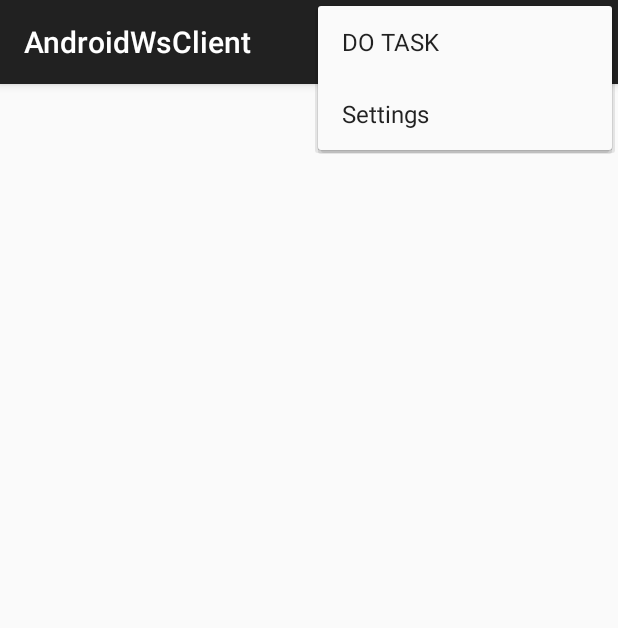
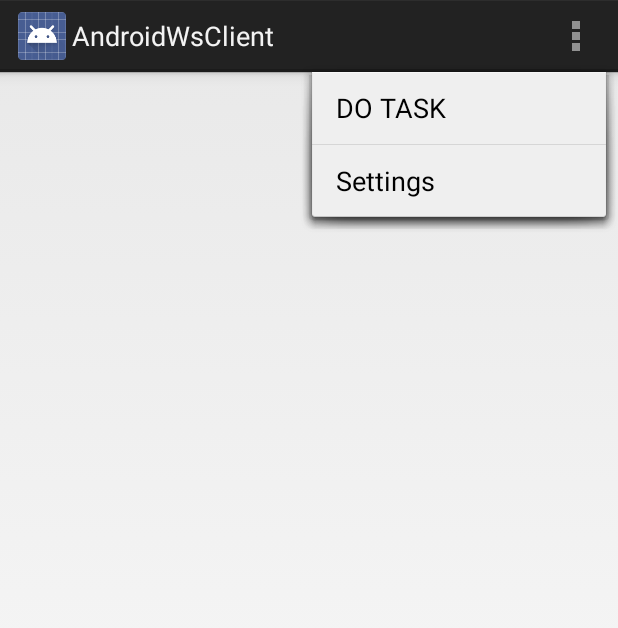
Before and after one commit to kivancaktas/AndroidWsClient, an Android app: the screen it shows after launch (MainActivity), with the options menu open, on a phone screen of 412 x 824 dp. Shown: the top 628 px of the screen. Run offline under Robolectric (Android 15) with nearby library versions, the phone set to English and light mode, and no system bars.

Commit message:
With ListView

```diff
--- a/app/build.gradle
+++ b/app/build.gradle
@@ -6,7 +6,7 @@ android {
 
     defaultConfig {
         applicationId "com.acron.kivanc.androidwsclient"
-        minSdkVersion 11
+        minSdkVersion 15
         targetSdkVersion 21
         versionCode 1
         versionName "1.0"
--- a/app/src/main/AndroidManifest.xml
+++ b/app/src/main/AndroidManifest.xml
@@ -2,7 +2,7 @@
 <manifest xmlns:android="http://schemas.android.com/apk/res/android"
     package="com.acron.kivanc.androidwsclient" >
     <uses-sdk
-        android:minSdkVersion="14"
+        android:minSdkVersion="15"
         android:targetSdkVersion="21" />
     <uses-permission android:name="android.permission.ACCESS_NETWORK_STATE" />
     <uses-permission android:name="android.permission.INTERNET" />
--- a/app/src/main/java/com/acron/kivanc/androidwsclient/MainActivity.java
+++ b/app/src/main/java/com/acron/kivanc/androidwsclient/MainActivity.java
@@ -1,12 +1,11 @@
 package com.acron.kivanc.androidwsclient;
 
+import android.app.ListActivity;
 import android.content.Context;
 import android.net.ConnectivityManager;
 import android.net.NetworkInfo;
 import android.os.AsyncTask;
 import android.os.Bundle;
-import android.support.v7.app.ActionBarActivity;
-import android.text.method.ScrollingMovementMethod;
 import android.view.Menu;
 import android.view.MenuItem;
 import android.view.View;
@@ -16,15 +15,15 @@ import android.widget.Toast;
 
 import com.acron.kivanc.androidwsclient.model.Contacts;
 import com.acron.kivanc.androidwsclient.parsers.ContactXMLParser;
+
 import java.util.ArrayList;
 import java.util.List;
 
-public class MainActivity extends ActionBarActivity {
+public class MainActivity extends ListActivity {
 
     TextView output;
     ProgressBar pb;
     List<MyTask> tasks;
-
     List<Contacts> contactsList;
 
     @Override
@@ -32,8 +31,8 @@ public class MainActivity extends ActionBarActivity {
         super.onCreate(savedInstanceState);
         setContentView(R.layout.activity_main);
         //Initilize the etxt view
-        output = (TextView) findViewById(R.id.textView);
-        output.setMovementMethod(new ScrollingMovementMethod());
+//        output = (TextView) findViewById(R.id.textView);
+//        output.setMovementMethod(new ScrollingMovementMethod());
 
         pb = (ProgressBar) findViewById(R.id.progressBar1);
         pb.setVisibility(View.INVISIBLE);
@@ -50,10 +49,11 @@ public class MainActivity extends ActionBarActivity {
 
     @Override
     public boolean onOptionsItemSelected(MenuItem item) {
-
+//http://saperpacd.acron.corp:8000/sap(bD10ciZjPTEwMA==)/bc/bsp/sap/zmt_mob_app02/iletisim_.xml
+// http://destek.acron.com.tr/sap(bD10ciZjPTEwMA==)/bc/bsp/sap/zmt_mob_app02/iletisim_.xml
         if(item.getItemId() == R.id.action_do_task) {
             if(isOnLine()){
-                requestData("http://saperpacd.acron.corp:8000/sap(bD10ciZjPTEwMA==)/bc/bsp/sap/zmt_mob_app02/iletisim_.xml");
+                requestData("http://destek.acron.com.tr/sap(bD10ciZjPTEwMA==)/bc/bsp/sap/zmt_mob_app02/iletisim_.xml");
             }else{
                 Toast.makeText(this, "Network isn't avaliable", Toast.LENGTH_LONG).show();
             }
@@ -68,11 +68,8 @@ public class MainActivity extends ActionBarActivity {
 
     protected void updateDisplay() {
 
-        if(contactsList !=null) {
-            for (Contacts contacts : contactsList) {
-                output.append(contacts.getBNAME() + "\n");
-            }
-        }
+        ContactAdapter adapter = new ContactAdapter(this, R.layout.item_contact,contactsList);
+        setListAdapter(adapter);
     }
 
     protected boolean isOnLine(){
--- a/app/src/main/res/layout/activity_main.xml
+++ b/app/src/main/res/layout/activity_main.xml
@@ -1,18 +1,16 @@
 <RelativeLayout xmlns:android="http://schemas.android.com/apk/res/android"
     xmlns:tools="http://schemas.android.com/tools" android:layout_width="match_parent"
+    android:id="@+id/layout"
     android:layout_height="match_parent" android:paddingLeft="@dimen/activity_horizontal_margin"
     android:paddingRight="@dimen/activity_horizontal_margin"
     android:paddingTop="@dimen/activity_vertical_margin"
     android:paddingBottom="@dimen/activity_vertical_margin" tools:context=".MainActivity">
 
-    <TextView
-        android:id="@+id/textView"
+    <ListView
+        android:id="@android:id/list"
         android:layout_width="fill_parent"
-        android:layout_height="wrap_content"
-        android:scrollbars="vertical"
-        android:text=""
+        android:layout_height="fill_parent"
         />
-
     <ProgressBar
         android:layout_width="wrap_content"
         android:layout_height="wrap_content"
--- a/app/src/main/res/menu/menu_main.xml
+++ b/app/src/main/res/menu/menu_main.xml
@@ -1,6 +1,7 @@
 <menu xmlns:android="http://schemas.android.com/apk/res/android"
     xmlns:app="http://schemas.android.com/apk/res-auto"
-    xmlns:tools="http://schemas.android.com/tools" tools:context=".MainActivity">
+
+    xmlns:tools="http://schemas.android.com/tools" tools:context=".ListActivity">
     <item android:id="@+id/action_settings" android:title="@string/action_settings"
         android:orderInCategory="100" app:showAsAction="never" />
     <item android:id="@+id/action_do_task"
--- a/app/src/main/res/values/strings.xml
+++ b/app/src/main/res/values/strings.xml
@@ -3,4 +3,5 @@
 
     <string name="hello_world">Hello world!</string>
     <string name="action_settings">Settings</string>
+    <string name="contact_name_placeholder">Settings</string>
 </resources>
--- a/app/src/main/res/values/styles.xml
+++ b/app/src/main/res/values/styles.xml
@@ -1,8 +1,8 @@
 <resources>
 
     <!-- Base application theme. -->
-    <style name="AppTheme" parent="Theme.AppCompat.Light.DarkActionBar">
-        <!-- Customize your theme here. -->
+    <style name="AppTheme" parent="android:Theme.Holo.Light.DarkActionBar">
+        <!-- Theme.AppCompat.Light.DarkActionBar Customize your theme here. -->
     </style>
 
 </resources>
```
